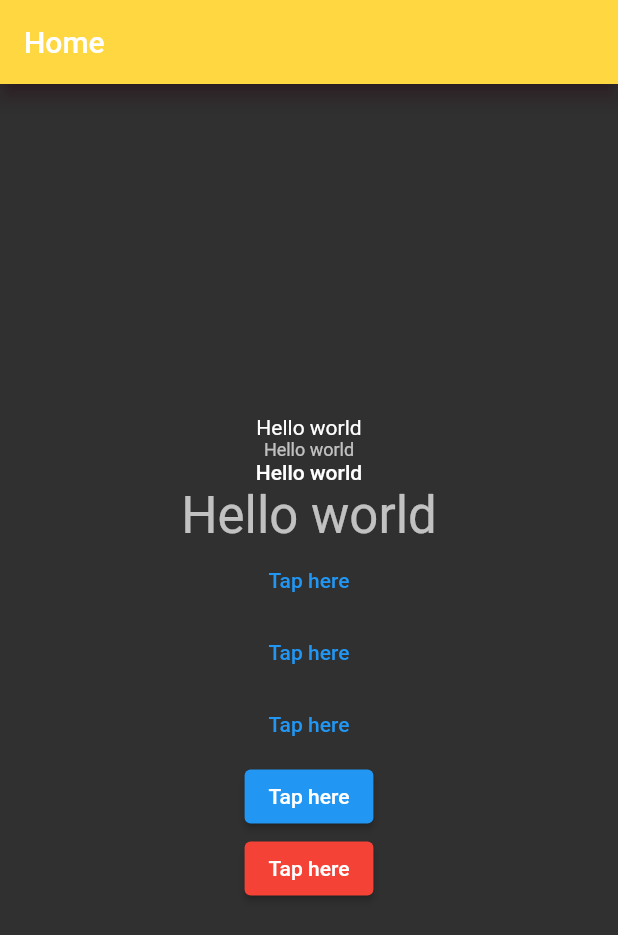
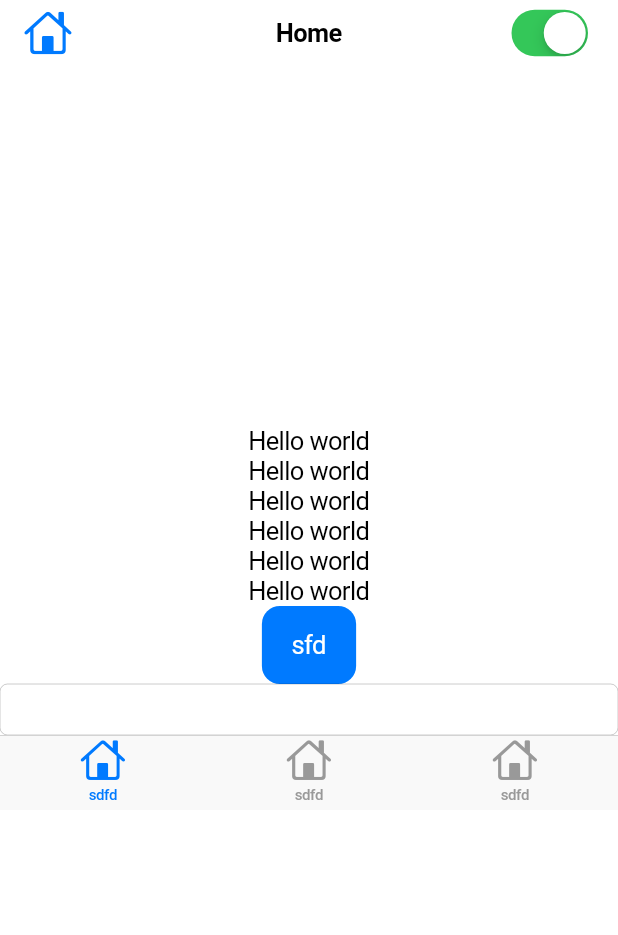
Before and after one commit to RafatMeraz/ostad_flutter_batch_four, a Flutter app: the screen it shows after launch, on a phone screen of 412 x 824 dp. Shown: the top 935 px of the screen. Run offline on Flutter 3.47's test engine with Material 2 defaults, Android fonts, the phone set to English and light mode, and no system bars.

Commit message:
basic cupertino widgets has been added

```diff
--- a/live_class_project/lib/main.dart
+++ b/live_class_project/lib/main.dart
@@ -1,7 +1,4 @@
-import 'package:flutter/material.dart';
-
-/// TODO : Add text field theme
-/// TODO : Dark mode er jonno theme data add korben
+import 'package:flutter/cupertino.dart';
 
 void main() {
   runApp(MyApp());
@@ -12,92 +9,44 @@ class MyApp extends StatelessWidget {
 
   @override
   Widget build(BuildContext context) {
-    return MaterialApp(
-      home: HomeScreen(),
-      theme: ThemeData(
-        elevatedButtonTheme: ElevatedButtonThemeData(
-          style: ElevatedButton.styleFrom(
-              foregroundColor: Colors.white,
-            backgroundColor: Colors.green,
-            padding: EdgeInsets.symmetric(horizontal: 16, vertical: 16),
-            shape: RoundedRectangleBorder(
-              borderRadius: BorderRadius.circular(8)
-            ),
-            elevation: 5,
-            textStyle: TextStyle(
-              fontSize: 16,
-              fontWeight: FontWeight.bold,
-              letterSpacing: 0.6,
-              wordSpacing: 0.5
-            )
-          ),
-        ),
-        textButtonTheme: TextButtonThemeData(
-          style: TextButton.styleFrom(
-            textStyle: TextStyle(
-              fontSize: 20,
-              fontWeight: FontWeight.w600
-            ),
-            foregroundColor: Colors.deepOrange
-          )
-        ),
-        appBarTheme: AppBarTheme(
-          backgroundColor: Colors.pink,
-          elevation: 5,
-          shadowColor: Colors.green
-        ),
-        textTheme: TextTheme(
-          bodyMedium: TextStyle(
-            fontSize: 18
-          ),
-          bodySmall: TextStyle(
-            fontSize: 10
-          ),
-          bodyLarge: TextStyle(
-            fontSize: 22
-          ),
-        )
-      ),
-      darkTheme: ThemeData(
-        brightness: Brightness.dark,
-        appBarTheme: AppBarTheme(
-            backgroundColor: Colors.amberAccent,
-            elevation: 5,
-            shadowColor: Color(0xFF510622)
-        ),
-      ),
-      themeMode: ThemeMode.dark,
+    return CupertinoApp(
+      home: Home(),
     );
   }
 }
 
-class HomeScreen extends StatelessWidget {
-  const HomeScreen({super.key});
+class Home extends StatelessWidget {
+  const Home({super.key});
 
   @override
   Widget build(BuildContext context) {
-    return Scaffold(
-      appBar: AppBar(
-        title: Text('Home'),
+    return CupertinoPageScaffold(
+      navigationBar: CupertinoNavigationBar(
+        leading: Icon(CupertinoIcons.home),
+        middle: Text('Home'),
+        trailing: CupertinoSwitch(
+          onChanged: (bool onChange) {
+
+          }, value: true,
+        ),
       ),
-      body: Center(
+      child: Center(
         child: Column(
           mainAxisAlignment: MainAxisAlignment.center,
           children: [
-            Text('Hello world',),
-            Text('Hello world', style: Theme.of(context).textTheme.bodySmall,),
-            Text('Hello world', style: Theme.of(context).textTheme.bodyLarge,),
-            Text('Hello world', style: Theme.of(context).textTheme.headlineMedium,),
-            TextButton(onPressed: () {}, child: Text('Tap here'),),
-            TextButton(onPressed: () {}, child: Text('Tap here'),),
-            TextButton(onPressed: () {}, child: Text('Tap here'),),
-            ElevatedButton(
-              onPressed: () {}, child: Text('Tap here'),),
-            ElevatedButton(
-              style: ElevatedButton.styleFrom(backgroundColor: Colors.red),
-              onPressed: () {},
-              child: Text('Tap here'),
-            ),
+            Text('Hello world'),
+            Text('Hello world'),
+            Text('Hello world'),
+            Text('Hello world'),
+            Text('Hello world'),
+            Text('Hello world'),
+            CupertinoButton.filled(child: Text('sfd'), onPressed: () {}),
+            CupertinoTextField(),
+            CupertinoTabBar(items: [
+              BottomNavigationBarItem(label: 'sdfd', icon: Icon(CupertinoIcons.home)),
+              BottomNavigationBarItem(label: 'sdfd', icon: Icon(CupertinoIcons.home)),
+              BottomNavigationBarItem(label: 'sdfd', icon: Icon(CupertinoIcons.home)),
+            ])
           ],
         ),
       ),
```
